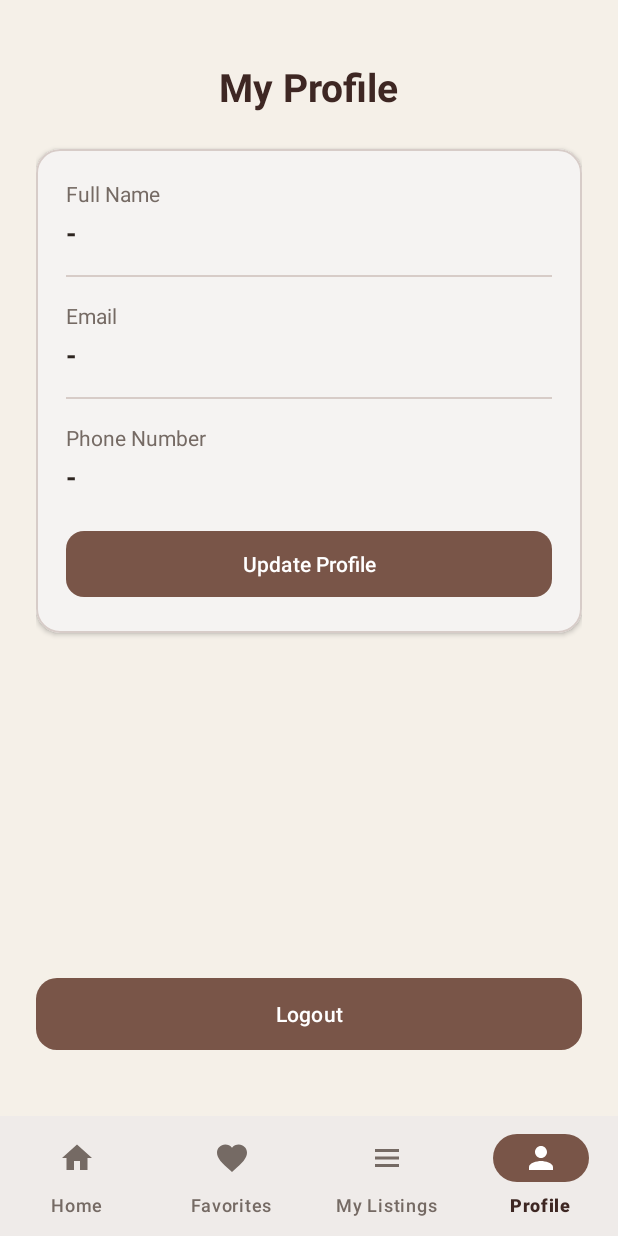
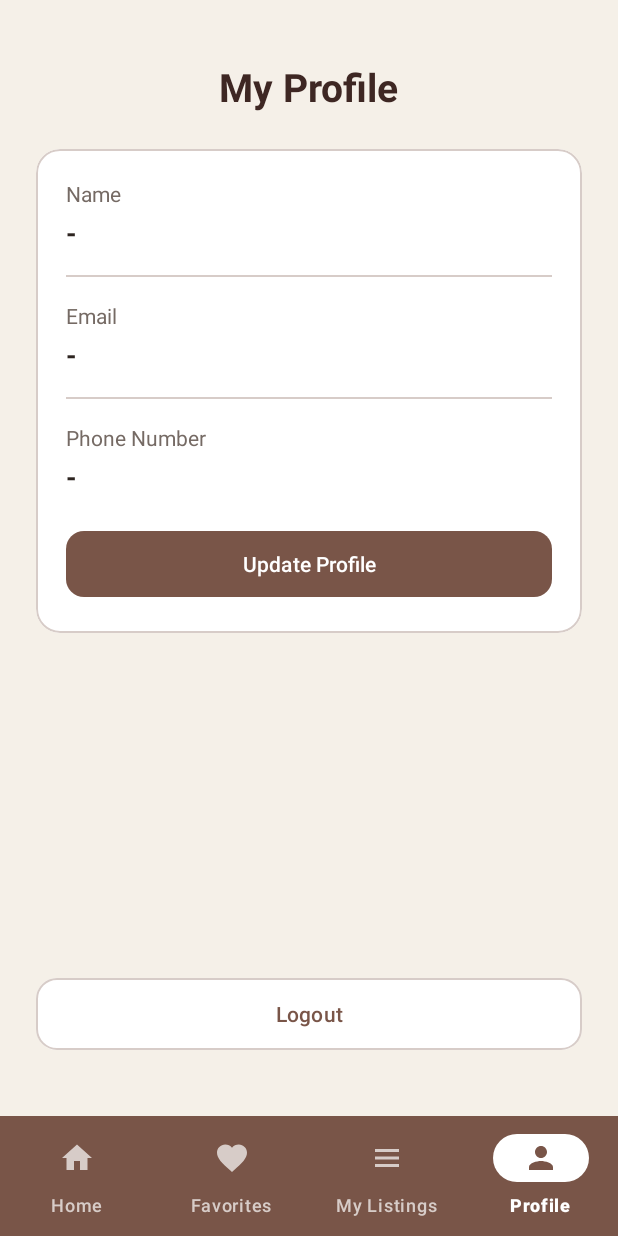
Before and after one commit to alaa-ayman-14/Mobile-Computing-Project, an Android app: the ProfileActivity screen opened directly, with no data from a screen before it, on a phone screen of 412 x 824 dp. Run offline under Robolectric (Android 15) with nearby library versions, the phone set to English and light mode, and no system bars.

Commit message:
last update

```diff
--- a/app/src/main/res/color/bottom_nav_icon_color.xml
+++ b/app/src/main/res/color/bottom_nav_icon_color.xml
@@ -1,6 +1,6 @@
 <?xml version="1.0" encoding="utf-8"?>
 <selector xmlns:android="http://schemas.android.com/apk/res/android">
-    <item android:state_checked="true" android:color="@color/white" />
-    <item android:state_selected="true" android:color="@color/white" />
-    <item android:color="@color/text_secondary" />
+    <item android:state_checked="true" android:color="@color/primary" />
+    <item android:state_selected="true" android:color="@color/primary" />
+    <item android:color="@color/border" />
 </selector>
--- a/app/src/main/res/color/bottom_nav_text_color.xml
+++ b/app/src/main/res/color/bottom_nav_text_color.xml
@@ -1,6 +1,6 @@
 <?xml version="1.0" encoding="utf-8"?>
 <selector xmlns:android="http://schemas.android.com/apk/res/android">
-    <item android:state_checked="true" android:color="@color/primary_dark" />
-    <item android:state_selected="true" android:color="@color/primary_dark" />
-    <item android:color="@color/text_secondary" />
+    <item android:state_checked="true" android:color="@color/white" />
+    <item android:state_selected="true" android:color="@color/white" />
+    <item android:color="@color/border" />
 </selector>
--- a/app/src/main/res/layout/activity_profile.xml
+++ b/app/src/main/res/layout/activity_profile.xml
@@ -29,9 +29,9 @@
             android:layout_width="match_parent"
             android:layout_height="wrap_content"
             android:layout_marginTop="24dp"
-            app:cardBackgroundColor="@color/surface"
+            app:cardBackgroundColor="@color/white"
             app:cardCornerRadius="16dp"
-            app:cardElevation="2dp"
+            app:cardElevation="0dp"
             app:strokeColor="@color/border"
             app:strokeWidth="1dp">
 
@@ -44,7 +44,7 @@
                 <TextView
                     android:layout_width="wrap_content"
                     android:layout_height="wrap_content"
-                    android:text="Full Name"
+                    android:text="Name"
                     android:textColor="@color/text_secondary"
                     android:textSize="14sp" />
 
@@ -130,9 +130,11 @@
             android:layout_height="56dp"
             android:layout_marginBottom="16dp"
             android:text="Logout"
-            android:textColor="@color/on_primary"
+            android:textColor="@color/primary"
             android:textAllCaps="false"
-            app:backgroundTint="@color/primary"
+            app:backgroundTint="@color/white"
+            app:strokeColor="@color/border"
+            app:strokeWidth="1dp"
             app:cornerRadius="14dp" />
 
     </LinearLayout>
--- a/app/src/main/res/layout/activity_update_profile.xml
+++ b/app/src/main/res/layout/activity_update_profile.xml
@@ -60,7 +60,7 @@
                 android:layout_width="match_parent"
                 android:layout_height="wrap_content"
                 android:layout_marginTop="28dp"
-                android:hint="Full Name"
+                android:hint="Name"
                 app:boxBackgroundColor="@color/surface"
                 app:boxStrokeColor="@color/primary"
                 app:boxCornerRadiusTopStart="14dp"
--- a/app/src/main/res/layout/layout_bottom_nav.xml
+++ b/app/src/main/res/layout/layout_bottom_nav.xml
@@ -4,7 +4,7 @@
     android:id="@+id/bottomNavigationView"
     android:layout_width="match_parent"
     android:layout_height="wrap_content"
-    android:background="@color/surface"
+    android:background="@color/primary"
     app:elevation="8dp"
     app:materialThemeOverlay="@style/ThemeOverlay.BookStore.BottomNav"
     app:itemIconTint="@color/bottom_nav_icon_color"
--- a/app/src/main/res/values/themes.xml
+++ b/app/src/main/res/values/themes.xml
@@ -35,8 +35,8 @@
     </style>
 
     <style name="ThemeOverlay.BookStore.BottomNav" parent="">
-        <item name="colorSecondaryContainer">@color/primary</item>
-        <item name="colorOnSecondaryContainer">@color/white</item>
+        <item name="colorSecondaryContainer">@color/white</item>
+        <item name="colorOnSecondaryContainer">@color/primary</item>
     </style>
 
 </resources>
```
